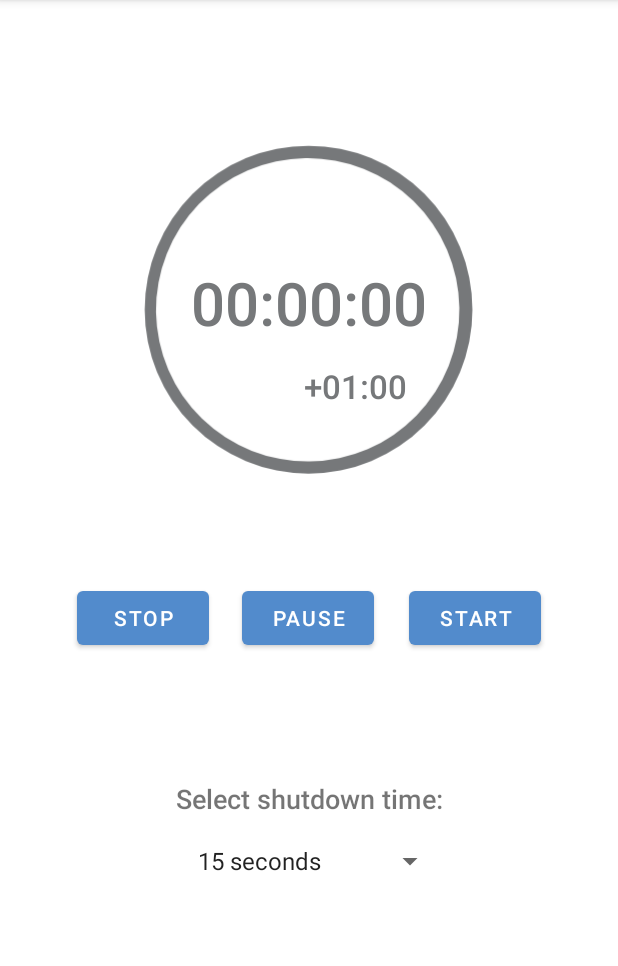
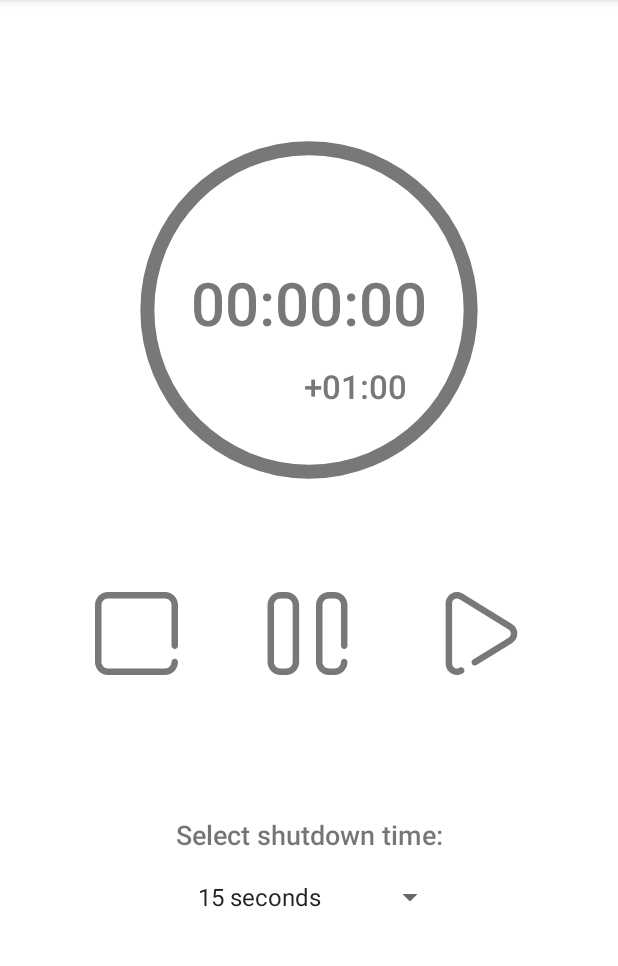
Before and after one commit to AnnaOgneva/Timer-Bluetooth, an Android app: the screen it shows after launch (MainActivity), on a phone screen of 412 x 824 dp, the part 84-1050 px from its top. Run offline under Robolectric (Android 15) with nearby library versions, the phone set to English and light mode, and no system bars; Roboto replaces fonts that are not available here.

Commit message:
updated the appearance of the buttons

```diff
--- a/app/src/main/java/com/example/blueteeth/MainActivity.java
+++ b/app/src/main/java/com/example/blueteeth/MainActivity.java
@@ -11,13 +11,10 @@ import android.view.View;
 import android.widget.AdapterView;
 import android.widget.ArrayAdapter;
 import android.widget.Button;
-import android.widget.CompoundButton;
-import android.widget.EditText;
 import android.widget.ImageButton;
 import android.widget.ImageView;
 import android.widget.Spinner;
 import android.widget.TextView;
-import android.widget.ToggleButton;
 
 
 public class MainActivity extends AppCompatActivity {
@@ -28,7 +25,7 @@ public class MainActivity extends AppCompatActivity {
 
    // ToggleButton  timer_button;
     ImageView timer_ring;
-    Button pause_btn, start_btn, stop_btn;
+    ImageButton pause_btn, start_btn, stop_btn;
     Spinner set_time;
     TextView textView_timer, textView_add_time;
     CountDownTimer countDownTimerOnButton;
@@ -92,7 +89,7 @@ public class MainActivity extends AppCompatActivity {
     }
 
     public void createManageButtons() {
-        pause_btn = (Button) findViewById(R.id.pause_btn);
+        pause_btn = (ImageButton) findViewById(R.id.pause_btn);
         pause_btn.setOnClickListener(new View.OnClickListener() {
             @Override
             public void onClick(View v) {
@@ -104,7 +101,7 @@ public class MainActivity extends AppCompatActivity {
             }
         });
 
-        start_btn =  (Button) findViewById(R.id.start_btn);
+        start_btn =  (ImageButton) findViewById(R.id.start_btn);
         start_btn.setOnClickListener(new View.OnClickListener() {
             @Override
             public void onClick(View v) {
@@ -119,7 +116,7 @@ public class MainActivity extends AppCompatActivity {
             }
         });
 
-        stop_btn = (Button) findViewById(R.id.stop_btn);
+        stop_btn = (ImageButton) findViewById(R.id.stop_btn);
         stop_btn.setOnClickListener(new View.OnClickListener() {
             @Override
             public void onClick(View v) {
@@ -233,16 +230,25 @@ public class MainActivity extends AppCompatActivity {
     public void updateUI() {
         boolean isJobIQueue = DisableBluetoothScheduler.isJobInQueue(this);
         if(isJobIQueue) {
-            timer_ring.setImageResource(R.drawable.ic_circle_l);
+            timer_ring.setImageResource(R.drawable.ic_ring_l);
+            start_btn.setImageResource(R.drawable.ic_start_btn_l);
+            pause_btn.setImageResource(R.drawable.ic_pause_btn);
+            stop_btn.setImageResource(R.drawable.ic_stop_btn);
             textView_timer.setTextColor(getResources().getColor(R.color.Blue_300));
             textView_add_time.setTextColor(getResources().getColor(R.color.Blue_300));
 
         } else if (!isJobIQueue && SharedPreferencesManager.getTimeLeft(this) != -1){     //pause
-            timer_ring.setImageResource(R.drawable.ic_circle_l);
+            timer_ring.setImageResource(R.drawable.ic_ring_l);
+            start_btn.setImageResource(R.drawable.ic_start_btn);
+            pause_btn.setImageResource(R.drawable.ic_pause_btn_l);
+            stop_btn.setImageResource(R.drawable.ic_stop_btn);
             textView_timer.setTextColor(getResources().getColor(R.color.Gray_500));
             textView_add_time.setTextColor(getResources().getColor(R.color.Gray_500));
         } else {
-            timer_ring.setImageResource(R.drawable.ic_circle);
+            timer_ring.setImageResource(R.drawable.ic_ring);
+            start_btn.setImageResource(R.drawable.ic_start_btn);
+            pause_btn.setImageResource(R.drawable.ic_pause_btn);
+            stop_btn.setImageResource(R.drawable.ic_stop_btn);
             textView_timer.setTextColor(getResources().getColor(R.color.Gray_500));
             textView_add_time.setTextColor(getResources().getColor(R.color.Gray_500));
         }
--- /dev/null
+++ b/app/src/main/res/drawable/ic_pause_btn.xml
@@ -0,0 +1,12 @@
+<vector xmlns:android="http://schemas.android.com/apk/res/android"
+    android:width="55dp"
+    android:height="55dp"
+    android:viewportWidth="512"
+    android:viewportHeight="512">
+  <path
+      android:fillColor="@color/Gray_500"
+      android:pathData="M124.5,0h-35c-44.112,0 -80,35.888 -80,80v352c0,44.112 35.888,80 80,80h35c44.112,0 80,-35.888 80,-80V80C204.5,35.888 168.612,0 124.5,0zM164.5,432c0,22.056 -17.944,40 -40,40h-35c-22.056,0 -40,-17.944 -40,-40V80c0,-22.056 17.944,-40 40,-40h35c22.056,0 40,17.944 40,40V432z"/>
+  <path
+      android:fillColor="@color/Gray_500"
+      android:pathData="M482.5,352c11.046,0 20,-8.954 20,-20V80c0,-44.112 -35.888,-80 -80,-80h-34c-44.112,0 -80,35.888 -80,80v352c0,44.112 35.888,80 80,80h34c44.112,0 80,-35.888 80,-80c0,-11.046 -8.954,-20 -20,-20c-11.046,0 -20,8.954 -20,20c0,22.056 -17.944,40 -40,40h-34c-22.056,0 -40,-17.944 -40,-40V80c0,-22.056 17.944,-40 40,-40h34c22.056,0 40,17.944 40,40v252C462.5,343.046 471.454,352 482.5,352z"/>
+</vector>
--- /dev/null
+++ b/app/src/main/res/drawable/ic_pause_btn_l.xml
@@ -0,0 +1,12 @@
+<vector xmlns:android="http://schemas.android.com/apk/res/android"
+    android:width="55dp"
+    android:height="55dp"
+    android:viewportWidth="512"
+    android:viewportHeight="512">
+  <path
+      android:fillColor="@color/Blue_300"
+      android:pathData="M124.5,0h-35c-44.112,0 -80,35.888 -80,80v352c0,44.112 35.888,80 80,80h35c44.112,0 80,-35.888 80,-80V80C204.5,35.888 168.612,0 124.5,0zM164.5,432c0,22.056 -17.944,40 -40,40h-35c-22.056,0 -40,-17.944 -40,-40V80c0,-22.056 17.944,-40 40,-40h35c22.056,0 40,17.944 40,40V432z"/>
+  <path
+      android:fillColor="@color/Blue_300"
+      android:pathData="M482.5,352c11.046,0 20,-8.954 20,-20V80c0,-44.112 -35.888,-80 -80,-80h-34c-44.112,0 -80,35.888 -80,80v352c0,44.112 35.888,80 80,80h34c44.112,0 80,-35.888 80,-80c0,-11.046 -8.954,-20 -20,-20c-11.046,0 -20,8.954 -20,20c0,22.056 -17.944,40 -40,40h-34c-22.056,0 -40,-17.944 -40,-40V80c0,-22.056 17.944,-40 40,-40h34c22.056,0 40,17.944 40,40v252C462.5,343.046 471.454,352 482.5,352z"/>
+</vector>
--- /dev/null
+++ b/app/src/main/res/drawable/ic_ring.xml
@@ -0,0 +1,9 @@
+<?xml version="1.0" encoding="utf-8"?>
+<shape
+    xmlns:android="http://schemas.android.com/apk/res/android"
+    android:innerRadiusRatio="3"
+    android:shape="ring"
+    android:thickness="9dp"
+    android:useLevel="false">
+    <solid android:color="@color/Gray_500"></solid>
+</shape>
--- /dev/null
+++ b/app/src/main/res/drawable/ic_ring_l.xml
@@ -0,0 +1,9 @@
+<?xml version="1.0" encoding="utf-8"?>
+<shape
+    xmlns:android="http://schemas.android.com/apk/res/android"
+    android:innerRadiusRatio="3"
+    android:shape="ring"
+    android:thickness="9dp"
+    android:useLevel="false">
+    <solid android:color="@color/Blue_300"></solid>
+</shape>
--- /dev/null
+++ b/app/src/main/res/drawable/ic_start_btn.xml
@@ -0,0 +1,9 @@
+<vector xmlns:android="http://schemas.android.com/apk/res/android"
+    android:width="55dp"
+    android:height="55dp"
+    android:viewportWidth="511.999"
+    android:viewportHeight="511.999">
+  <path
+      android:fillColor="@color/Gray_500"
+      android:pathData="M443.86,196.919L141.46,10.514C119.582,-2.955 93.131,-3.515 70.702,9.016c-22.429,12.529 -35.819,35.35 -35.819,61.041v371.112c0,38.846 31.3,70.619 69.77,70.829c0.105,0 0.21,0.001 0.313,0.001c12.022,-0.001 24.55,-3.769 36.251,-10.909c9.413,-5.743 12.388,-18.029 6.645,-27.441c-5.743,-9.414 -18.031,-12.388 -27.441,-6.645c-5.473,3.338 -10.818,5.065 -15.553,5.064c-14.515,-0.079 -30.056,-12.513 -30.056,-30.898V70.058c0,-11.021 5.744,-20.808 15.364,-26.183c9.621,-5.375 20.966,-5.135 30.339,0.636l302.401,186.405c9.089,5.596 14.29,14.927 14.268,25.601c-0.022,10.673 -5.261,19.983 -14.4,25.56L204.147,415.945c-9.404,5.758 -12.36,18.049 -6.602,27.452c5.757,9.404 18.048,12.36 27.452,6.602l218.611,-133.852c20.931,-12.769 33.457,-35.029 33.507,-59.55C477.165,232.079 464.729,209.767 443.86,196.919z"/>
+</vector>
--- /dev/null
+++ b/app/src/main/res/drawable/ic_start_btn_l.xml
@@ -0,0 +1,9 @@
+<vector xmlns:android="http://schemas.android.com/apk/res/android"
+    android:width="55dp"
+    android:height="55dp"
+    android:viewportWidth="511.999"
+    android:viewportHeight="511.999">
+  <path
+      android:fillColor="@color/Blue_300"
+      android:pathData="M443.86,196.919L141.46,10.514C119.582,-2.955 93.131,-3.515 70.702,9.016c-22.429,12.529 -35.819,35.35 -35.819,61.041v371.112c0,38.846 31.3,70.619 69.77,70.829c0.105,0 0.21,0.001 0.313,0.001c12.022,-0.001 24.55,-3.769 36.251,-10.909c9.413,-5.743 12.388,-18.029 6.645,-27.441c-5.743,-9.414 -18.031,-12.388 -27.441,-6.645c-5.473,3.338 -10.818,5.065 -15.553,5.064c-14.515,-0.079 -30.056,-12.513 -30.056,-30.898V70.058c0,-11.021 5.744,-20.808 15.364,-26.183c9.621,-5.375 20.966,-5.135 30.339,0.636l302.401,186.405c9.089,5.596 14.29,14.927 14.268,25.601c-0.022,10.673 -5.261,19.983 -14.4,25.56L204.147,415.945c-9.404,5.758 -12.36,18.049 -6.602,27.452c5.757,9.404 18.048,12.36 27.452,6.602l218.611,-133.852c20.931,-12.769 33.457,-35.029 33.507,-59.55C477.165,232.079 464.729,209.767 443.86,196.919z"/>
+</vector>
--- /dev/null
+++ b/app/src/main/res/drawable/ic_stop_btn.xml
@@ -0,0 +1,9 @@
+<vector xmlns:android="http://schemas.android.com/apk/res/android"
+    android:width="55dp"
+    android:height="55dp"
+    android:viewportWidth="512"
+    android:viewportHeight="512">
+  <path
+      android:fillColor="@color/Gray_500"
+      android:pathData="M492,352c11.046,0 20,-8.954 20,-20V80c0,-44.112 -35.888,-80 -80,-80H80C35.888,0 0,35.888 0,80v352c0,44.112 35.888,80 80,80h352c44.112,0 80,-35.888 80,-80c0,-11.046 -8.954,-20 -20,-20c-11.046,0 -20,8.954 -20,20c0,22.056 -17.944,40 -40,40H80c-22.056,0 -40,-17.944 -40,-40V80c0,-22.056 17.944,-40 40,-40h352c22.056,0 40,17.944 40,40v252C472,343.046 480.954,352 492,352z"/>
+</vector>
--- /dev/null
+++ b/app/src/main/res/drawable/ic_stop_btn_l.xml
@@ -0,0 +1,9 @@
+<vector xmlns:android="http://schemas.android.com/apk/res/android"
+    android:width="55dp"
+    android:height="55dp"
+    android:viewportWidth="512"
+    android:viewportHeight="512">
+  <path
+      android:fillColor="@color/Blue_300"
+      android:pathData="M492,352c11.046,0 20,-8.954 20,-20V80c0,-44.112 -35.888,-80 -80,-80H80C35.888,0 0,35.888 0,80v352c0,44.112 35.888,80 80,80h352c44.112,0 80,-35.888 80,-80c0,-11.046 -8.954,-20 -20,-20c-11.046,0 -20,8.954 -20,20c0,22.056 -17.944,40 -40,40H80c-22.056,0 -40,-17.944 -40,-40V80c0,-22.056 17.944,-40 40,-40h352c22.056,0 40,17.944 40,40v252C472,343.046 480.954,352 492,352z"/>
+</vector>
--- a/app/src/main/res/layout-land/activity_main.xml
+++ b/app/src/main/res/layout-land/activity_main.xml
@@ -5,7 +5,7 @@
     android:layout_width="match_parent"
     android:layout_height="match_parent">
 
-    <Button
+    <ImageButton
         android:id="@+id/pause_btn"
         android:layout_width="wrap_content"
         android:layout_height="wrap_content"
@@ -15,9 +15,11 @@
         app:layout_constraintHorizontal_bias="0.476"
         app:layout_constraintStart_toEndOf="@+id/stop_btn"
         app:layout_constraintTop_toTopOf="parent"
-        app:layout_constraintVertical_bias="0.289" />
+        app:layout_constraintVertical_bias="0.289"
+        app:srcCompat="@drawable/ic_pause_btn"
+        android:backgroundTint="#00FFFFFF"/>
 
-    <Button
+    <ImageButton
         android:id="@+id/start_btn"
         android:layout_width="wrap_content"
         android:layout_height="wrap_content"
@@ -28,18 +30,21 @@
         app:layout_constraintBottom_toBottomOf="@+id/pause_btn"
         app:layout_constraintEnd_toEndOf="parent"
         app:layout_constraintTop_toTopOf="@+id/pause_btn"
-        app:layout_constraintVertical_bias="0.0" />
+        app:layout_constraintVertical_bias="0.0"
+        app:srcCompat="@drawable/ic_start_btn"
+        android:backgroundTint="#00FFFFFF"/>
 
-    <Button
+    <ImageButton
         android:id="@+id/stop_btn"
         android:layout_width="wrap_content"
         android:layout_height="wrap_content"
         android:layout_marginStart="16dp"
-        android:text="@string/stop_btn"
         app:layout_constraintBottom_toBottomOf="@+id/pause_btn"
         app:layout_constraintStart_toEndOf="@+id/timer_ring"
         app:layout_constraintTop_toTopOf="@+id/pause_btn"
-        app:layout_constraintVertical_bias="0.0" />
+        app:layout_constraintVertical_bias="0.0"
+        app:srcCompat="@drawable/ic_stop_btn"
+        android:backgroundTint="#00FFFFFF"/>
 
     <Spinner
         android:id="@+id/set_time"
--- a/app/src/main/res/layout/activity_main.xml
+++ b/app/src/main/res/layout/activity_main.xml
@@ -38,7 +38,7 @@
         app:layout_constraintStart_toStartOf="parent"
         app:layout_constraintTop_toTopOf="parent"
         app:layout_constraintVertical_bias="0.145"
-        app:srcCompat="@drawable/ic_circle" />
+        app:srcCompat="@drawable/ic_ring" />
 
     <TextView
         android:id="@+id/text_timer"
@@ -72,36 +72,38 @@
         app:layout_constraintTop_toBottomOf="@+id/text_timer"
         app:layout_constraintVertical_bias="0.013" />
 
-    <Button
+
+    <ImageButton
+        android:id="@+id/stop_btn"
+        android:layout_width="wrap_content"
+        android:layout_height="wrap_content"
+        android:backgroundTint="#00FFFFFF"
+        app:layout_constraintBottom_toBottomOf="@+id/pause_btn"
+        app:layout_constraintStart_toStartOf="@+id/timer_ring"
+        app:layout_constraintTop_toTopOf="@+id/pause_btn"
+        app:srcCompat="@drawable/ic_stop_btn" />
+
+    <ImageButton
         android:id="@+id/pause_btn"
         android:layout_width="wrap_content"
         android:layout_height="wrap_content"
-        android:text="@string/pause_btn"
+        android:backgroundTint="#00FFFFFF"
         app:layout_constraintBottom_toBottomOf="parent"
         app:layout_constraintEnd_toStartOf="@+id/start_btn"
         app:layout_constraintHorizontal_bias="0.488"
         app:layout_constraintStart_toEndOf="@+id/stop_btn"
         app:layout_constraintTop_toBottomOf="@+id/timer_ring"
-        app:layout_constraintVertical_bias="0.123" />
+        app:layout_constraintVertical_bias="0.123"
+        app:srcCompat="@drawable/ic_pause_btn" />
 
-    <Button
-        android:id="@+id/stop_btn"
-        android:layout_width="wrap_content"
-        android:layout_height="wrap_content"
-        android:text="@string/stop_btn"
-        app:layout_constraintBottom_toBottomOf="@+id/pause_btn"
-        app:layout_constraintStart_toStartOf="@+id/timer_ring"
-        app:layout_constraintTop_toTopOf="@+id/pause_btn" />
-
-    <Button
+    <ImageButton
         android:id="@+id/start_btn"
         android:layout_width="wrap_content"
         android:layout_height="wrap_content"
-        android:text="@string/start_btn"
-        android:textColorHighlight="#FFFFFF"
-        android:textColorLink="#528bcc"
+        android:backgroundTint="#00FFFFFF"
         app:layout_constraintBottom_toBottomOf="@+id/pause_btn"
         app:layout_constraintEnd_toEndOf="@+id/timer_ring"
-        app:layout_constraintTop_toTopOf="@+id/pause_btn" />
+        app:layout_constraintTop_toTopOf="@+id/pause_btn"
+        app:srcCompat="@drawable/ic_start_btn" />
 
 </androidx.constraintlayout.widget.ConstraintLayout>
--- a/app/src/main/res/values/colors.xml
+++ b/app/src/main/res/values/colors.xml
@@ -13,4 +13,5 @@
     <color name="Sky_300">#71aaeb</color>
     <color name="Blue_300">#528bcc</color>
     <color name="Light_Blue">#8fabcc</color>
+    <color name="pr">#00FFFFFF</color>
 </resources>
```
